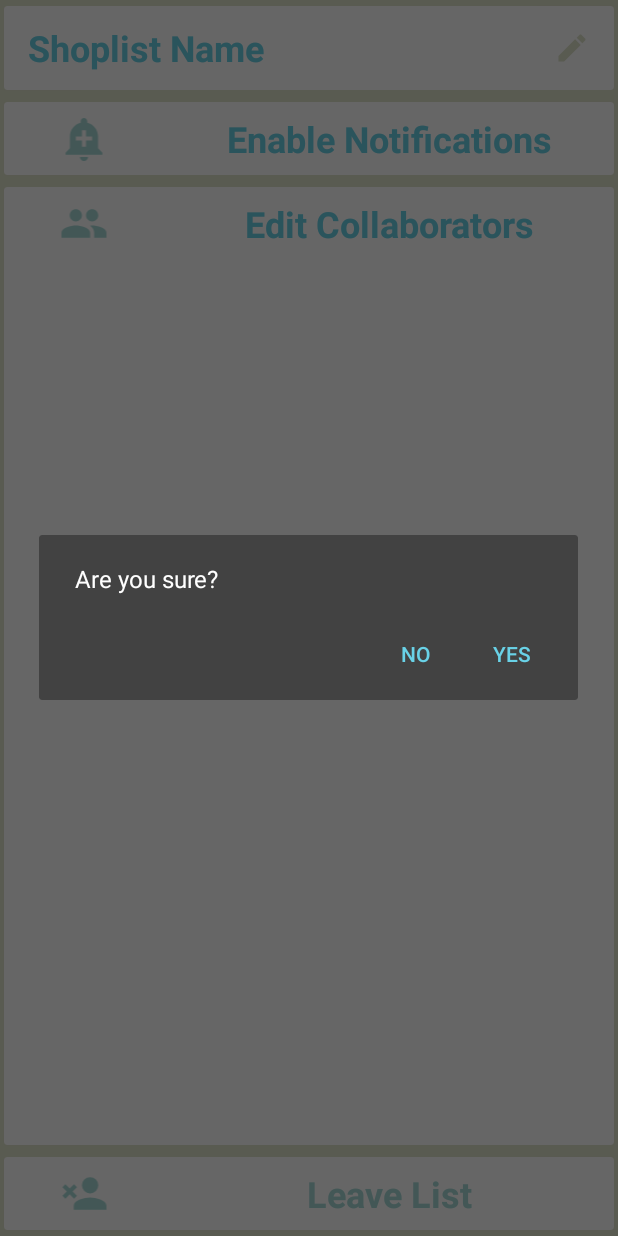
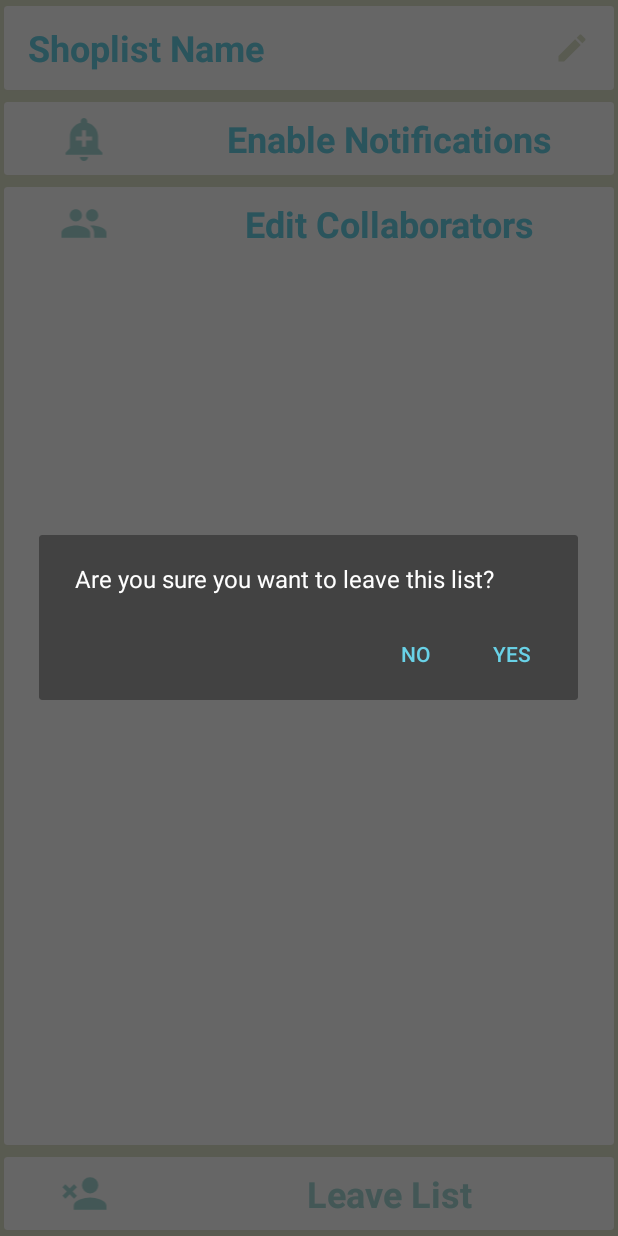
Before and after one commit to afdocherty/Shopple, an Android app: the fragment ListDetailsFragment placed in its activity, after a tap on "Leave List", on a phone screen of 412 x 824 dp. Run offline under Robolectric (Android 15) with nearby library versions, the phone set to English and light mode, and no system bars; libraries missing offline, so code that uses them is left out: com.parse; 10 statements that could not run were skipped.

```diff
--- a/app/src/main/AndroidManifest.xml
+++ b/app/src/main/AndroidManifest.xml
@@ -10,7 +10,7 @@
         android:allowBackup="true"
         android:icon="@mipmap/ic_launcher"
         android:label="@string/app_name"
-        android:roundIcon="@mipmap/ic_launcher_round"
+        android:roundIcon="@mipmap/ic_launcher_circle"
         android:supportsRtl="true"
         android:theme="@style/AppTheme">
 
--- a/app/src/main/java/com/example/kathu228/shoplog/Fragments/ListDetailsFragment.java
+++ b/app/src/main/java/com/example/kathu228/shoplog/Fragments/ListDetailsFragment.java
@@ -180,13 +180,12 @@ public class ListDetailsFragment extends Fragment {
                     }
                 };
                 AlertDialog.Builder builder = new AlertDialog.Builder(v.getContext());
-                builder.setMessage("Are you sure?").setPositiveButton("Yes", dialogClickListener)
+                builder.setMessage("Are you sure you want to leave this list?").setPositiveButton("Yes", dialogClickListener)
                         .setNegativeButton("No", dialogClickListener).show();
             }
         });
 
         return v;
-
     }
 
     @Override
```
Also changed, not shown: app/src/main/ic_launcher-web.png, app/src/main/ic_launcher2-web.png (deleted), app/src/main/ic_launcher_circle-web.png (added), app/src/main/res/mipmap-hdpi/ic_launcher.png, app/src/main/res/mipmap-hdpi/ic_launcher_circle.png (added), app/src/main/res/mipmap-hdpi/ic_launcher_round.png (deleted), app/src/main/res/mipmap-mdpi/ic_launcher.png, app/src/main/res/mipmap-mdpi/ic_launcher_circle.png (added), app/src/main/res/mipmap-mdpi/ic_launcher_round.png (deleted), app/src/main/res/mipmap-xhdpi/ic_launcher.png, app/src/main/res/mipmap-xhdpi/ic_launcher_circle.png (added), app/src/main/res/mipmap-xhdpi/ic_launcher_round.png (deleted), app/src/main/res/mipmap-xxhdpi/ic_launcher.png, app/src/main/res/mipmap-xxhdpi/ic_launcher_circle.png (added), 4 more files.
